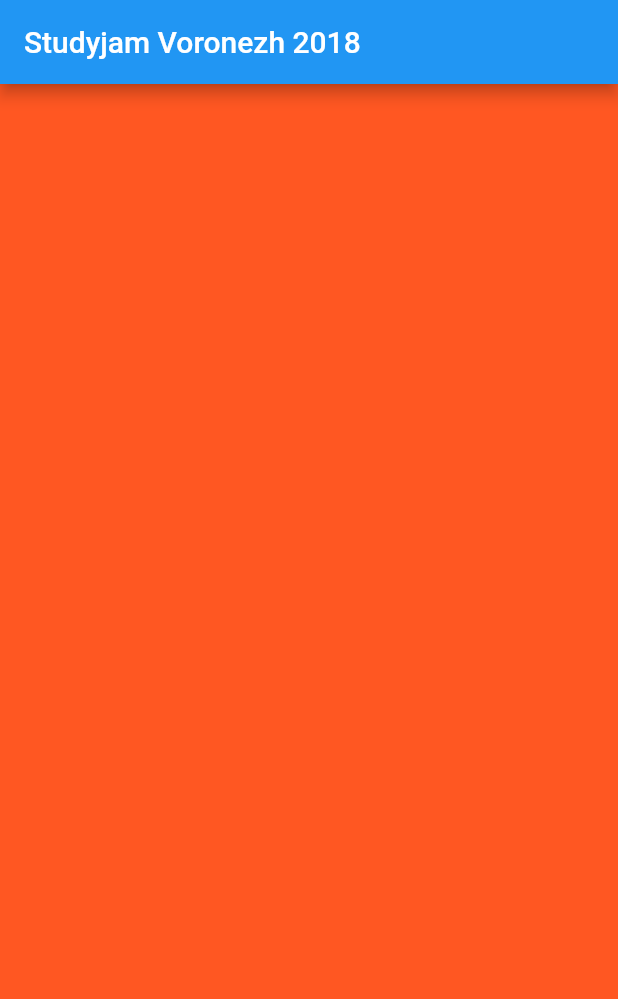
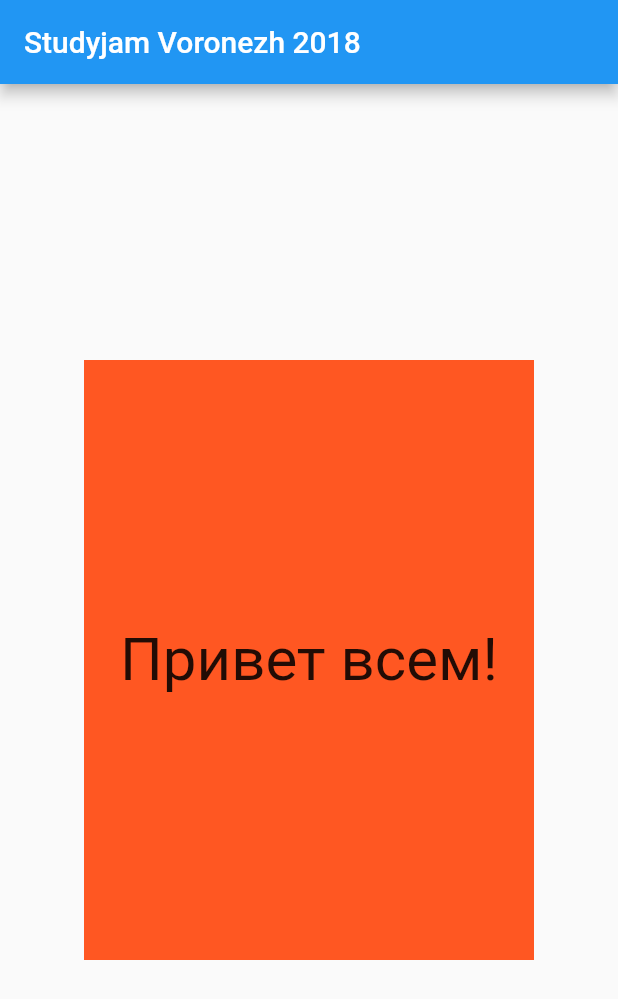
Before and after one commit to saturov/FlutterStudyJam18, a Flutter app: the screen it shows after launch, on a phone screen of 412 x 824 dp. Shown: the top 999 px of the screen. Run offline on Flutter 3.47's test engine with Material 2 defaults, Android fonts, the phone set to English and light mode, and no system bars.

Commit message:
Расширение виджета, центрирование силами студии.

```diff
--- a/lib/main.dart
+++ b/lib/main.dart
@@ -11,11 +11,23 @@ void main() {
           appBar: AppBar(
             title: Text("Studyjam Voronezh 2018"),
           ),
-          body: helloRectangle())));
+          body: HelloRectangle())));
 }
 
-Widget helloRectangle() {
-  return Container(
-    color: Colors.deepOrange,
-  );
+class HelloRectangle extends StatelessWidget {
+  @override
+  Widget build(BuildContext context) {
+    return Center(
+        child: Container(
+      color: Colors.deepOrange,
+      height: 400.0,
+      width: 300.0,
+      child: Center(
+        child: Text(
+          'Привет всем!',
+          style: TextStyle(fontSize: 40.0),
+        ),
+      ),
+    ));
+  }
 }
```
